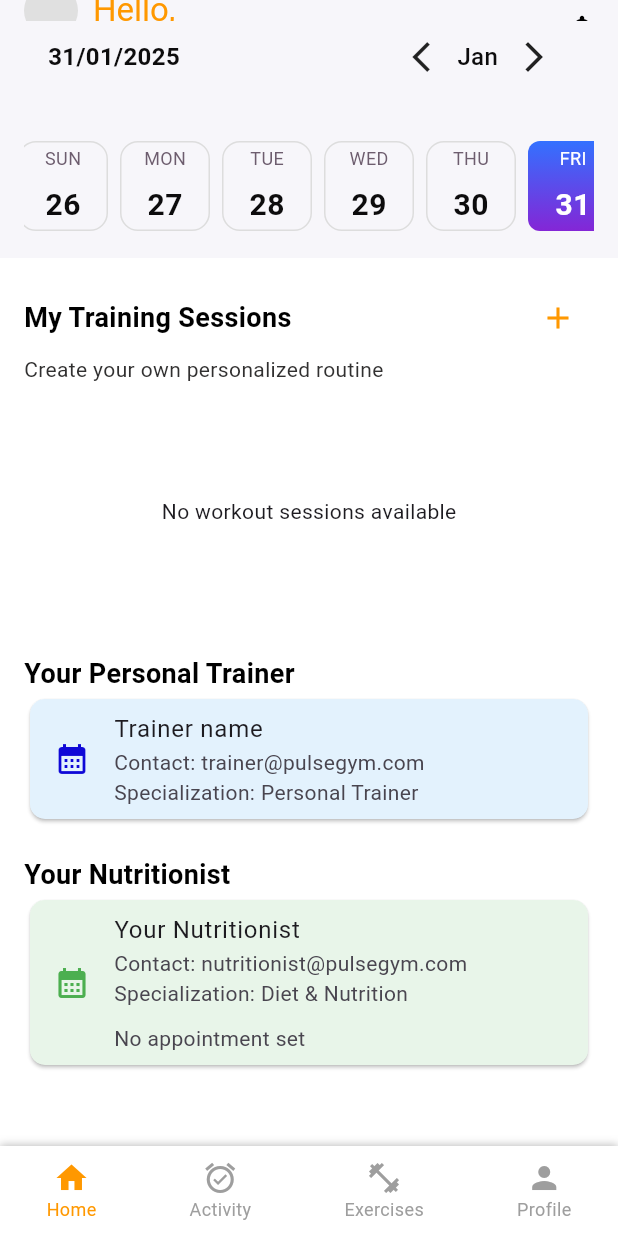
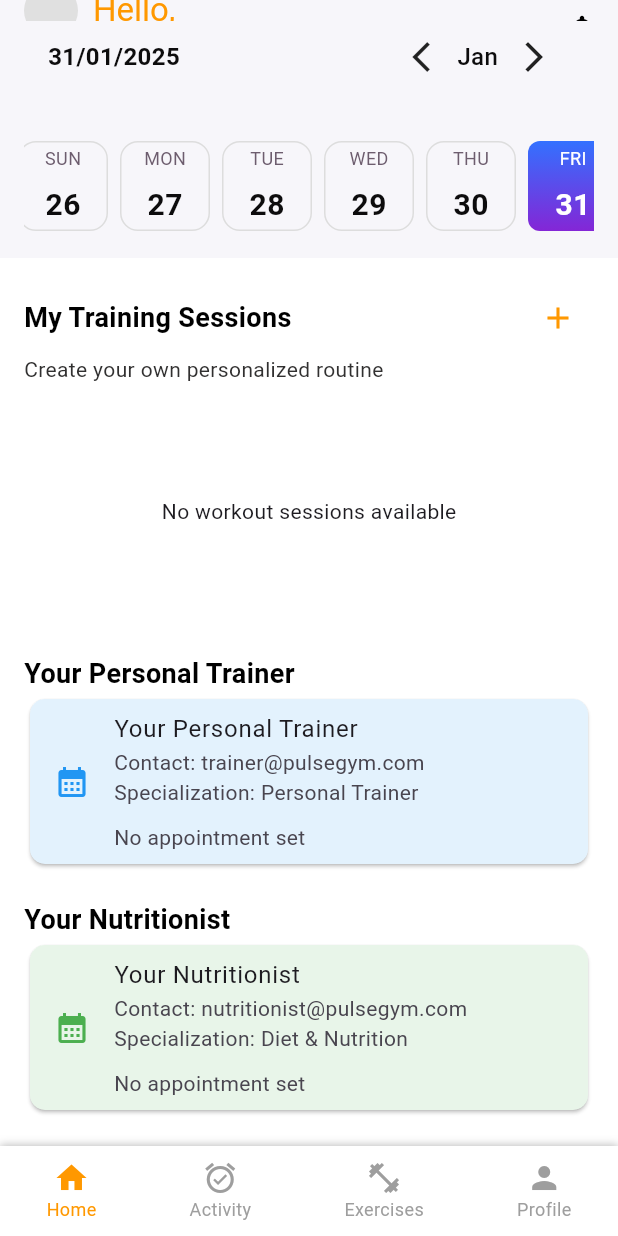
Before and after one commit to Theproxycos/pulse_gym, a Flutter app: the HomePage screen opened by its route, on a phone screen of 412 x 824 dp. Run offline on Flutter 3.47's test engine with Material 3 defaults, Android fonts, the phone set to English and light mode, and no system bars; drawn by our look-alikes of easy_date_timeline; our stand-ins replace cloud_firestore, email_validator, firebase_core, firebase_storage, fl_chart, image_picker and 1 more; accounts and stored records are empty.

Commit message:
PT appointment

```diff
--- a/lib/screens/homepage.dart
+++ b/lib/screens/homepage.dart
@@ -16,15 +16,17 @@ class HomePage extends StatefulWidget {
 
 class _HomePageState extends State<HomePage> {
   DateTime today = DateTime.now();
+  // ignore: unused_field
   DateTime? _selectedDate;
   DateTime? _selectedAppointmentDate;
   TimeOfDay? _selectedTime;
+  DateTime? _selectedTrainerAppointmentDate;
+  TimeOfDay? _selectedTrainerTime;
   int selectedWeekday = DateTime.now().weekday;
 
-  // Firestore instance and workout data
   final FirebaseFirestore _firestore = FirebaseFirestore.instance;
-  List<Map<String, dynamic>> workoutData = []; // To store workout cards
-  String? _userName; // Variable to store the user's name
+  List<Map<String, dynamic>> workoutData = [];
+  String? _userName;
 
   @override
   void initState() {
@@ -36,6 +38,7 @@ class _HomePageState extends State<HomePage> {
     _fetchUserName(); // Fetch the user's name from Firestore
     _fetchWorkoutCards(); // Fetch workout cards for the user
     _fetchAppointment(); // Fetch the appointment
+    _fetchTrainerAppointment();
   }
 
   Future<void> _fetchUserName() async {
@@ -94,7 +97,6 @@ class _HomePageState extends State<HomePage> {
     }
   }
 
-// Alteração do método para salvar na subcoleção 'appointments'
   Future<void> _saveAppointment(DateTime date, TimeOfDay time) async {
     try {
       await _firestore
@@ -116,7 +118,6 @@ class _HomePageState extends State<HomePage> {
     }
   }
 
-  // Alteração do método para buscar da subcoleção 'appointments'
   Future<void> _fetchAppointment() async {
     try {
       final appointmentDoc = await _firestore
@@ -138,6 +139,47 @@ class _HomePageState extends State<HomePage> {
       }
     } catch (e) {
       print('Error fetching appointment: $e');
+    }
+  }
+
+  Future<void> _saveTrainerAppointment(DateTime date, TimeOfDay time) async {
+    try {
+      await _firestore
+          .collection('users')
+          .doc(widget.userId)
+          .collection('appointments')
+          .doc('trainer')
+          .set({
+        'date': date.toIso8601String(),
+        'hour': time.hour,
+        'minute': time.minute,
+      }, SetOptions(merge: true));
+    } catch (e) {
+      print('Error saving trainer appointment: $e');
+    }
+  }
+
+  Future<void> _fetchTrainerAppointment() async {
+    try {
+      final trainerAppointmentDoc = await _firestore
+          .collection('users')
+          .doc(widget.userId)
+          .collection('appointments')
+          .doc('trainer')
+          .get();
+
+      if (trainerAppointmentDoc.exists) {
+        var appointment = trainerAppointmentDoc.data();
+        var date = DateTime.parse(appointment?['date']);
+        var time = TimeOfDay(
+            hour: appointment?['hour'], minute: appointment?['minute']);
+        setState(() {
+          _selectedTrainerAppointmentDate = date;
+          _selectedTrainerTime = time;
+        });
+      }
+    } catch (e) {
+      print('Error fetching trainer appointment: $e');
     }
   }
 
@@ -177,7 +219,7 @@ class _HomePageState extends State<HomePage> {
                     TextSpan(
                       text: _userName!,
                       style:
-                          const TextStyle(color: Colors.black), // Username in black
+                          TextStyle(color: Colors.black), // Username in black
                     ),
                 ],
               ),
@@ -443,18 +485,53 @@ class _HomePageState extends State<HomePage> {
       color: Colors.blue[50],
       shape: RoundedRectangleBorder(borderRadius: BorderRadius.circular(10)),
       child: ListTile(
-        // leading: CircleAvatar(),
         leading: GestureDetector(
-          onTap: () async {},
-          child: const Icon(Icons.calendar_month,
-              color: Color.fromARGB(255, 15, 8, 215)),
+          onTap: () async {
+            DateTime today = DateTime.now();
+            DateTime? selectedDate = await showDatePicker(
+              context: context,
+              initialDate: today,
+              firstDate: today,
+              lastDate: DateTime(2101),
+            );
+
+            if (selectedDate != null) {
+              TimeOfDay? selectedTime = await showTimePicker(
+                context: context,
+                initialTime: TimeOfDay.fromDateTime(DateTime.now()),
+              );
+
+              if (selectedTime != null) {
+                setState(() {
+                  _selectedTrainerAppointmentDate = selectedDate;
+                  _selectedTrainerTime = selectedTime;
+                });
+                _saveTrainerAppointment(selectedDate, selectedTime);
+              }
+            }
+          },
+          child: const Icon(Icons.calendar_month, color: Colors.blue),
         ),
-        title: const Text("Trainer name"),
-        subtitle: const Column(
+        title: const Text("Your Personal Trainer"),
+        subtitle: Column(
           crossAxisAlignment: CrossAxisAlignment.start,
           children: [
-            Text("Contact: trainer@pulsegym.com"),
-            Text("Specialization: Personal Trainer"),
+            const Text("Contact: trainer@pulsegym.com"),
+            const Text("Specialization: Personal Trainer"),
+            SizedBox(height: 10),
+            _selectedTrainerAppointmentDate != null &&
+                    _selectedTrainerTime != null
+                ? Text(
+                    'Appointment: ${_selectedTrainerAppointmentDate!.day}-${_selectedTrainerAppointmentDate!.month}-${_selectedTrainerAppointmentDate!.year} ${DateFormat('HH:mm').format(DateTime(
+                      _selectedTrainerAppointmentDate!.year,
+                      _selectedTrainerAppointmentDate!.month,
+                      _selectedTrainerAppointmentDate!.day,
+                      _selectedTrainerTime!.hour,
+                      _selectedTrainerTime!.minute,
+                    ))}',
+                    style: TextStyle(fontWeight: FontWeight.bold),
+                  )
+                : const Text('No appointment set'),
           ],
         ),
       ),
```
